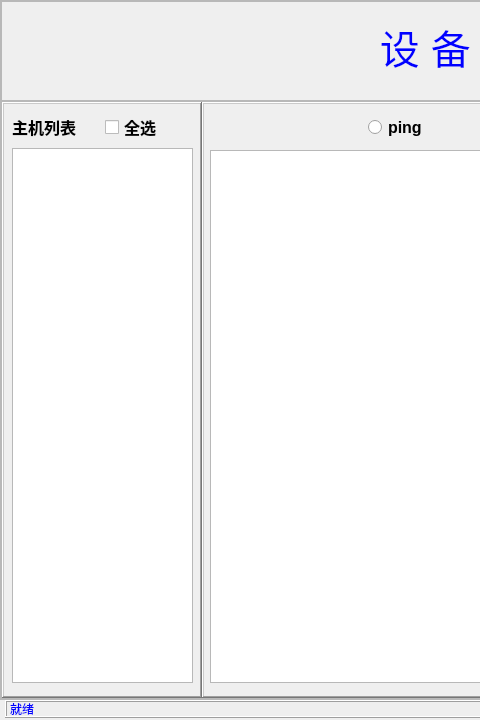
tainyuhong/pyside_machine_system, file ui/check.ui: the form before one commit; both pictures show x 0 to 480 and y 0 to 720 of the 1000 by 720 pixel window.
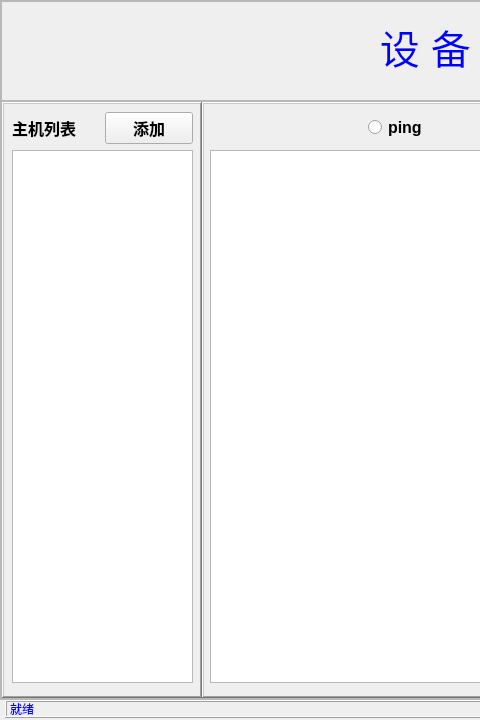
The form after the commit.

Commit message: 增加主机添加窗口，未做完

The edit to the form file:
```diff
--- a/ui/check.ui
+++ b/ui/check.ui
@@ -170,20 +170,7 @@
         <height>571</height>
        </rect>
       </property>
-      <layout class="QGridLayout" name="l_gridLayout">
-       <item row="0" column="1">
-        <widget class="QCheckBox" name="check_cb">
-         <property name="font">
-          <font>
-           <pointsize>12</pointsize>
-           <bold>true</bold>
-          </font>
-         </property>
-         <property name="text">
-          <string>全选</string>
-         </property>
-        </widget>
-       </item>
+      <layout class="QGridLayout" name="Lfram_Layout">
        <item row="0" column="0">
         <widget class="QLabel" name="hosts_lb">
          <property name="font">
@@ -204,6 +191,19 @@
          </property>
         </widget>
        </item>
+       <item row="0" column="1">
+        <widget class="QPushButton" name="addhost_btn">
+         <property name="font">
+          <font>
+           <pointsize>12</pointsize>
+           <bold>true</bold>
+          </font>
+         </property>
+         <property name="text">
+          <string>添加</string>
+         </property>
+        </widget>
+       </item>
       </layout>
      </widget>
     </widget>
```
Left out of the diff: 7 changed lines with no effect on the pictures. The commit also changes 4 other files.
